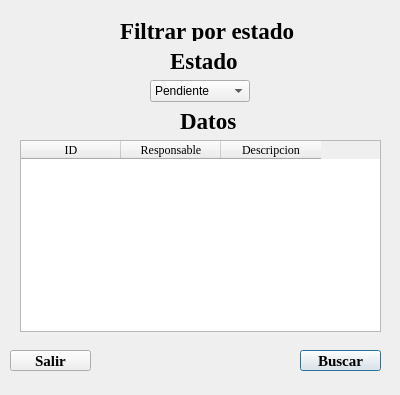
This is proyectoSolitario/filtrarpendiente.ui in dereck-anti-EPN/Proyecto-Programacion as Qt 5 draws it before an edit. The edited form follows.
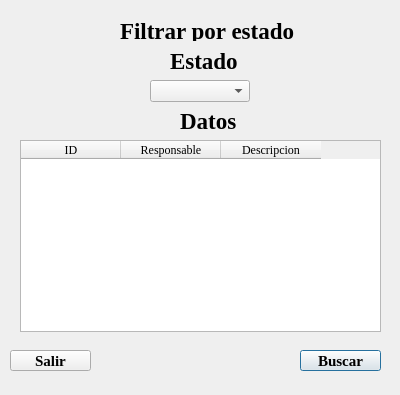
This is the edited form.

Patch:
```diff
--- a/proyectoSolitario/filtrarpendiente.ui
+++ b/proyectoSolitario/filtrarpendiente.ui
@@ -45,6 +45,12 @@
    <property name="cursor">
     <cursorShape>PointingHandCursor</cursorShape>
    </property>
+   <property name="currentIndex">
+    <number>-1</number>
+   </property>
+   <property name="placeholderText">
+    <string>Seleccione</string>
+   </property>
    <item>
     <property name="text">
      <string>Pendiente</string>
```
